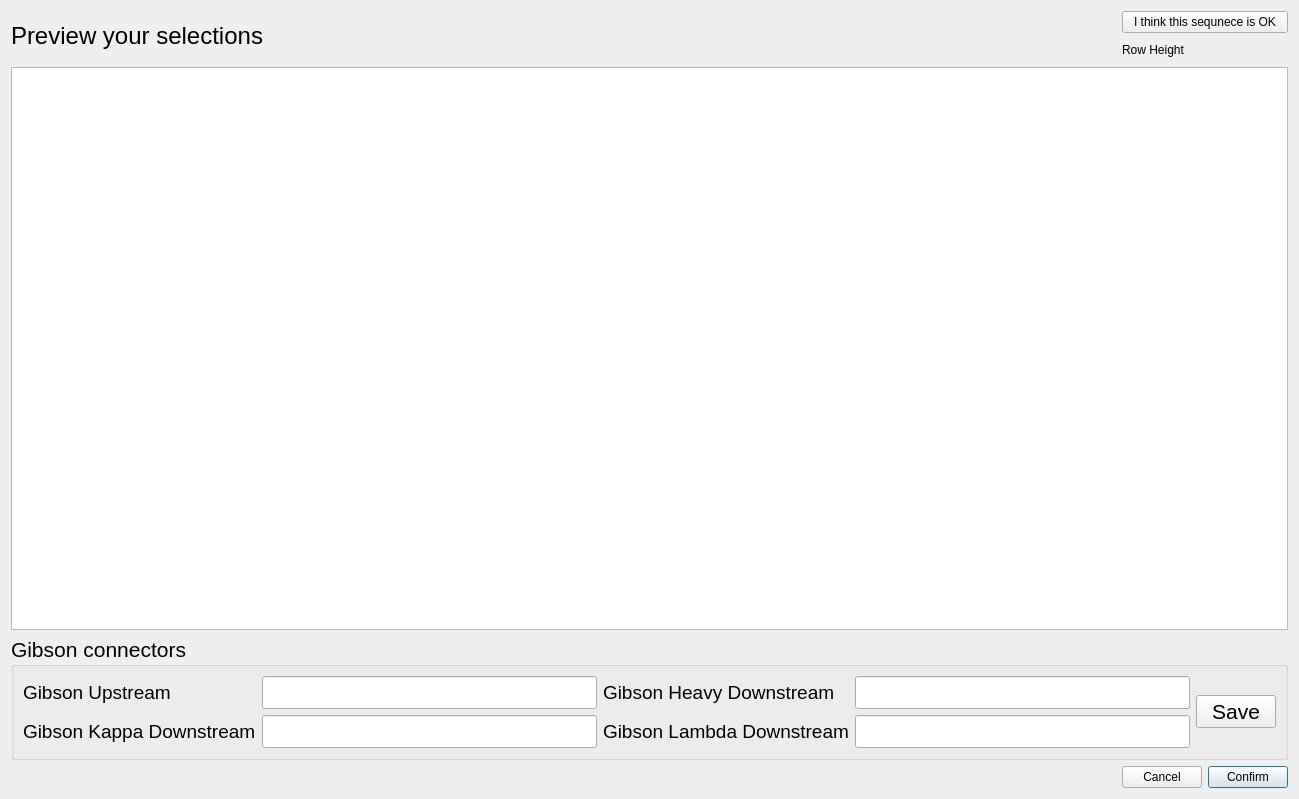
Qt form gibson_dialog.ui (WilsonImmunologyLab/VGenes) before a commit.
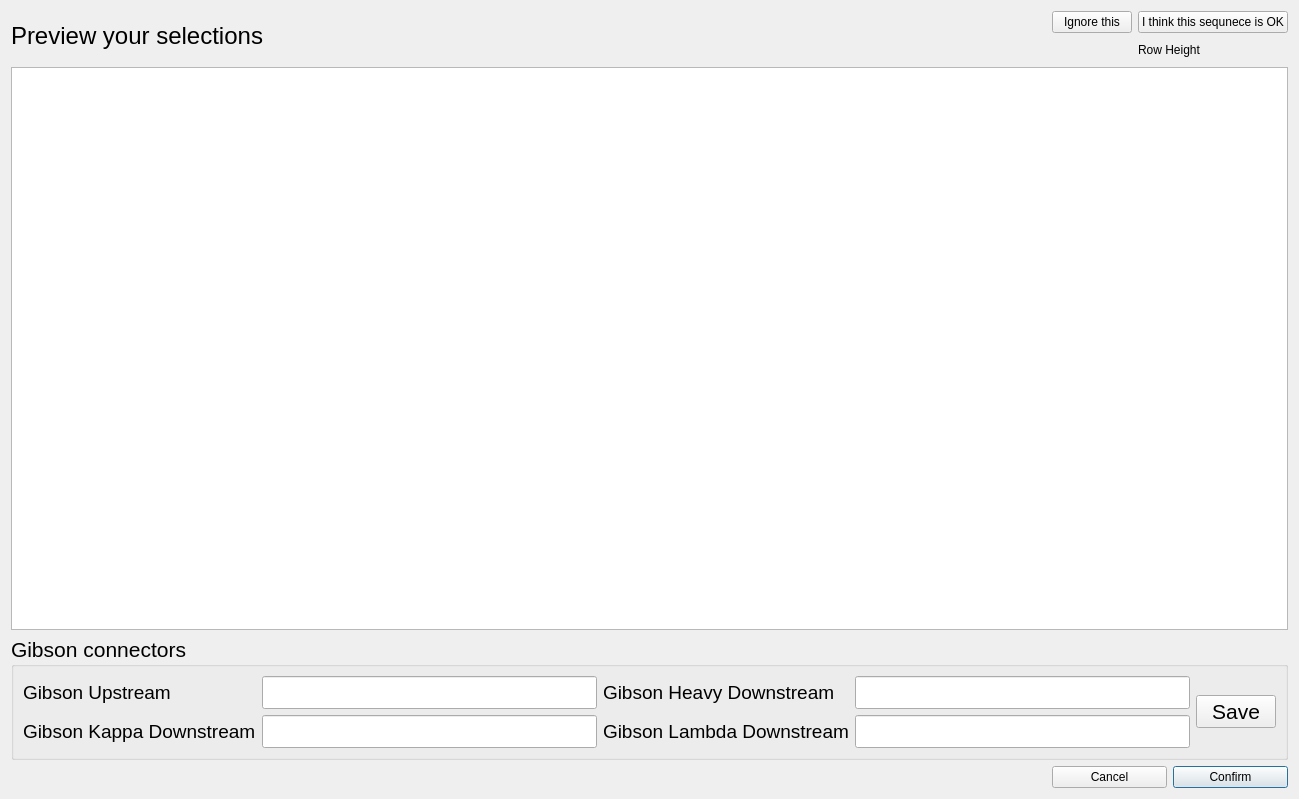
The same form after that commit. Icons and pictures are not drawn.

```diff
--- a/gibson_dialog.ui
+++ b/gibson_dialog.ui
@@ -107,20 +107,7 @@
    </item>
    <item row="0" column="3" colspan="2">
     <layout class="QGridLayout" name="gridLayout_4">
-     <item row="0" column="0">
-      <widget class="QPushButton" name="pushButtonOK">
-       <property name="maximumSize">
-        <size>
-         <width>200</width>
-         <height>16777215</height>
-        </size>
-       </property>
-       <property name="text">
-        <string>I think this sequnece is OK</string>
-       </property>
-      </widget>
-     </item>
-     <item row="1" column="0">
+     <item row="1" column="1">
       <layout class="QHBoxLayout" name="horizontalLayout">
        <item>
         <widget class="QLabel" name="label_6">
@@ -183,6 +170,26 @@
        </item>
       </layout>
      </item>
+     <item row="0" column="0">
+      <widget class="QPushButton" name="pushButtonIgnore">
+       <property name="text">
+        <string>Ignore this</string>
+       </property>
+      </widget>
+     </item>
+     <item row="0" column="1">
+      <widget class="QPushButton" name="pushButtonOK">
+       <property name="maximumSize">
+        <size>
+         <width>200</width>
+         <height>16777215</height>
+        </size>
+       </property>
+       <property name="text">
+        <string>I think this sequnece is OK</string>
+       </property>
+      </widget>
+     </item>
     </layout>
    </item>
    <item row="3" column="4">
@@ -205,7 +212,7 @@
      </property>
      <property name="sizeHint" stdset="0">
       <size>
-       <width>1048</width>
+       <width>939</width>
        <height>20</height>
       </size>
      </property>
```
